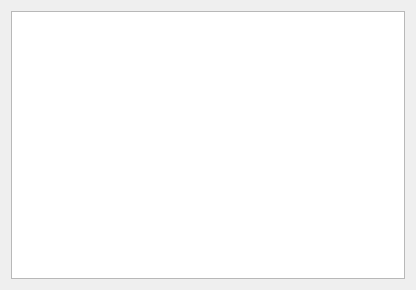
Before: the Qt Designer form src/bookhistorydialog.ui in boussouira/moltaqa, drawn with Qt 5.
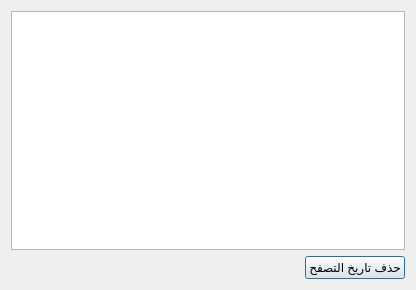
After: the same form once the commit is applied.

Commit message: Delete books history and last opened books

```diff
--- a/src/bookhistorydialog.ui
+++ b/src/bookhistorydialog.ui
@@ -13,6 +13,9 @@
   <property name="windowTitle">
    <string>Dialog</string>
   </property>
+  <property name="layoutDirection">
+   <enum>Qt::RightToLeft</enum>
+  </property>
   <layout class="QVBoxLayout" name="verticalLayout">
    <item>
     <widget class="QTreeView" name="treeView">
@@ -24,6 +27,30 @@
      </property>
     </widget>
    </item>
+   <item>
+    <layout class="QHBoxLayout" name="horizontalLayout">
+     <item>
+      <widget class="QPushButton" name="pushDeleteHistory">
+       <property name="text">
+        <string>حذف تاريخ التصفح</string>
+       </property>
+      </widget>
+     </item>
+     <item>
+      <spacer name="horizontalSpacer">
+       <property name="orientation">
+        <enum>Qt::Horizontal</enum>
+       </property>
+       <property name="sizeHint" stdset="0">
+        <size>
+         <width>40</width>
+         <height>20</height>
+        </size>
+       </property>
+      </spacer>
+     </item>
+    </layout>
+   </item>
   </layout>
  </widget>
  <resources/>
```
The commit also changes 5 other files.
